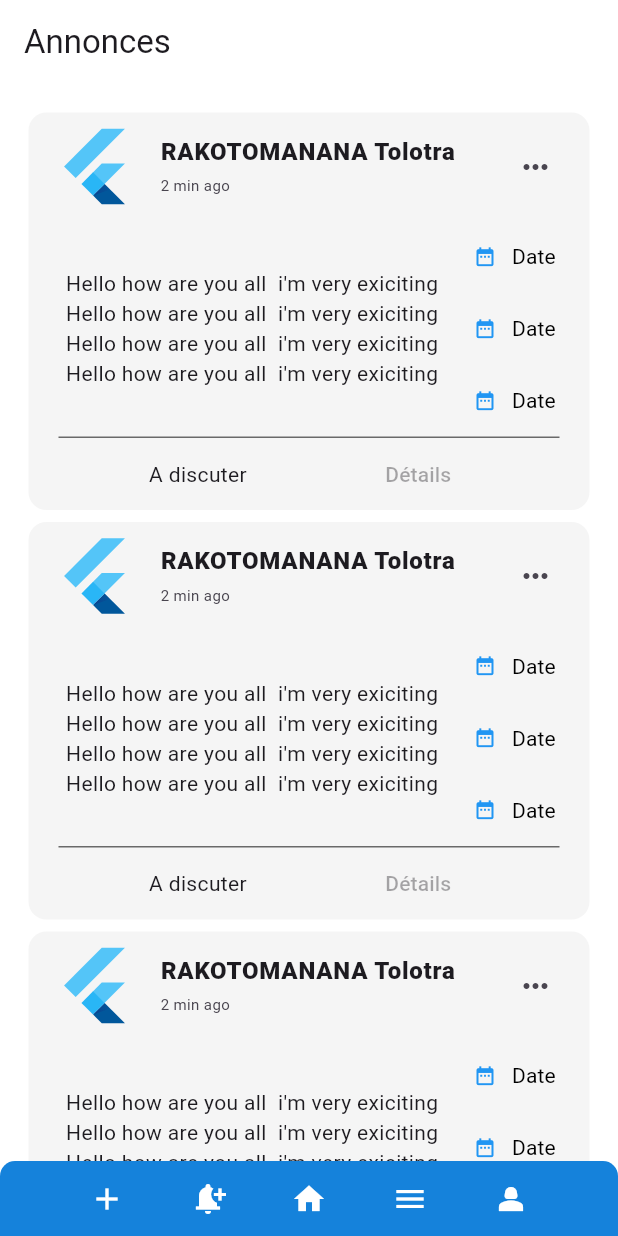
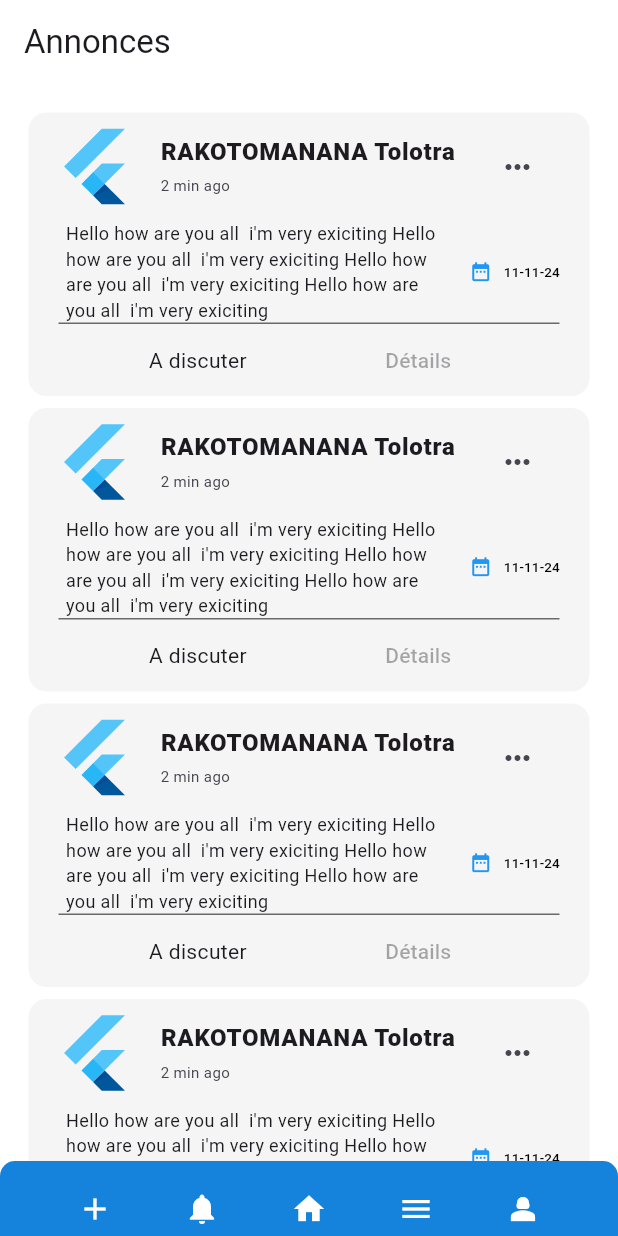
Before and after one commit to fabien-ss/Kandrako, a Flutter app: the screen it shows after launch, on a phone screen of 412 x 824 dp. Run offline on Flutter 3.47's test engine with Material 3 defaults, Android fonts, the phone set to English and light mode, and no system bars.

Commit message:
add annonce option & refactor directory

```diff
--- a/lib/components/annonce/annonceCard.dart
+++ b/lib/components/annonce/annonce_card.dart
@@ -1,58 +1,54 @@
-import 'dart:ui';
+import 'package:flutter/material.dart';
+import 'package:kandrako/components/text/text_icon.dart';
 
-import 'package:flutter/cupertino.dart';
-import 'package:flutter/material.dart';
-import 'package:flutter/painting.dart';
-import 'package:flutter/rendering.dart';
-import 'package:flutter/widgets.dart';
-import 'package:kandrako/components/text/textIcon.dart';
+import 'annonce_option.dart';
 
 class AnnonceCard extends StatelessWidget {
   const AnnonceCard({super.key});
 
   @override
   Widget build(BuildContext context) {
-      List<String> items = [
-      'Item 1',
-      'Item 2',
-      'Item 3',
-      'Item 4',
-      'Item 5',
-    ];
-
-    return const Card(
+    return Card(
       elevation: 0,
-      color: Color.fromARGB(255, 245, 245, 245),
+      color: const Color.fromARGB(255, 245, 245, 245),
       child: Column(
         mainAxisAlignment: MainAxisAlignment.spaceBetween,
         children: [
           ListTile(
-            leading: FlutterLogo(size: 56.0),
-            title: Text(
+            leading: const FlutterLogo(size: 56.0),
+            title:  const Text(
               'RAKOTOMANANA Tolotra',
               style: TextStyle(
                 fontWeight: FontWeight.w900,
                 overflow: TextOverflow.fade
               ),
             ),
-            subtitle: Text(
+            subtitle: const Text(
               '2 min ago',
               style: TextStyle(fontSize: 10)
             ),
-            trailing: Icon(Icons.more_horiz,),
+            trailing: IconButton(
+              icon: const Icon(Icons.more_horiz),
+              onPressed: () => showDialog(
+                context: context,
+                builder: (BuildContext context){
+                  return AnnonceOption();
+                },
+              ),
+            ),
           ),
-          Row(
+          const Row(
             mainAxisAlignment: MainAxisAlignment.spaceEvenly,
             children: [
               Expanded(
+                flex: 1,
                 child: Text(""),
-                flex: 1,
               ),
               Expanded(
                 flex: 10,
                 child: Text(
                   "Hello how are you all  i'm very exiciting Hello how are you all  i'm very exiciting Hello how are you all  i'm very exiciting Hello how are you all  i'm very exiciting",
-                  style: TextStyle(),
+                  style: TextStyle(fontSize: 12),
                 ),
               ),
               Expanded(
@@ -60,31 +56,27 @@ class AnnonceCard extends StatelessWidget {
                 child: ListBody(
                   children: [
                     TextIcon(),
-                    SizedBox(height:  0),
-                    TextIcon(),
-                    SizedBox(height:  0),
-                    TextIcon(),
                   ],
                 ),
               ),
 
             ],
           ),
-          Divider(
+          const Divider(
             height: 1,
             color: Color.fromARGB(255, 105, 105, 105),
             indent: 20,
             endIndent: 20,
           ),
-          Row(
+          const Row(
             mainAxisAlignment: MainAxisAlignment.spaceEvenly,
             children: [
               Text("A discuter"),
               TextButton(
                 onPressed: null,
+                style: ButtonStyle(
+                ),
                 child: Text("Détails"),
-                 style: ButtonStyle(
-                ),
               )
             ],
           )
@@ -93,5 +85,4 @@ class AnnonceCard extends StatelessWidget {
       )
     );
   }
-
 }
--- a/lib/components/annonce/annonceListe.dart
+++ b/lib/components/annonce/annonce_liste.dart
@@ -1,17 +1,16 @@
 import 'package:flutter/material.dart';
-import 'package:kandrako/components/annonce/annonceCard.dart';
-import 'package:kandrako/components/menu/bottomMenu.dart';
+import 'package:kandrako/components/annonce/annonce_card.dart';
+import 'package:kandrako/components/menu/menu_bottom.dart';
 
 class AnnonceListe extends StatelessWidget {
+  const AnnonceListe({super.key});
 
   @override
   Widget build(BuildContext context) {
-    // TODO: implement build
     return MaterialApp(
       home: Scaffold(
-        appBar: AppBar(title: const Text("Annonces",), backgroundColor: Colors.white),
-          backgroundColor: Colors.white,
-
+        appBar: AppBar(title: const Text("Annonces"), backgroundColor: Colors.white),
+         backgroundColor: Colors.white,
         body:
          ListView(
           padding: EdgeInsets.all(15),
--- a/lib/components/menu/bottomMenu.dart
+++ b/lib/components/menu/menu_bottom.dart
@@ -19,11 +19,11 @@ class BottomMenu extends StatelessWidget {
           child: Row(
             mainAxisAlignment: MainAxisAlignment.spaceEvenly,
             children: [
-              Icon(Icons.add, color: Colors.white,),
-              Icon(Icons.notification_add, color: Colors.white),
-              Icon(Icons.home, color: Colors.white),
-              Icon(Icons.menu, color: Colors.white),
-              Icon(Icons.person_2, color: Colors.white),
+              IconButton(onPressed: null, icon: Icon(Icons.add, color: Colors.white,),),
+              IconButton(onPressed: null, icon: Icon(Icons.notifications, color: Colors.white,),),
+              IconButton(onPressed: null, icon: Icon(Icons.home, color: Colors.white,),),
+              IconButton(onPressed: null, icon: Icon(Icons.menu, color: Colors.white,),),
+              IconButton(onPressed: null, icon: Icon(Icons.person_2, color: Colors.white,),)
             ],
           ),
         ),
--- a/lib/components/text/textIcon.dart
+++ /dev/null
@@ -1,21 +0,0 @@
-import 'package:flutter/cupertino.dart';
-import 'package:flutter/material.dart';
-
-class TextIcon extends StatelessWidget{
-  const TextIcon({super.key});
-
-  @override
-  Widget build(BuildContext context) {
-    return const TextButton(
-                      onPressed: null,
-                      child: Row(
-                          mainAxisAlignment: MainAxisAlignment.spaceEvenly,
-                          children: [
-                            Icon(Icons.date_range, applyTextScaling: true, size: 15, color: Colors.blue,),
-                            Text("Date", style: TextStyle(color: Colors.black, fontWeight: FontWeight.normal),)
-                          ]
-                        )
-                    );
-  }
-
-}
--- /dev/null
+++ b/lib/components/text/text_icon.dart
@@ -0,0 +1,21 @@
+import 'package:flutter/cupertino.dart';
+import 'package:flutter/material.dart';
+
+class TextIcon extends StatelessWidget{
+  const TextIcon({super.key});
+
+  @override
+  Widget build(BuildContext context) {
+    return const TextButton(
+      onPressed: null,
+      child: Row(
+          mainAxisAlignment: MainAxisAlignment.spaceEvenly,
+          children: [
+            Icon(Icons.date_range, applyTextScaling: true, size: 15, color: Colors.blue,),
+            Text("11-11-24", style: TextStyle(color: Colors.black, fontSize: 9),)
+          ]
+        )
+    );
+  }
+
+}
--- a/lib/main.dart
+++ b/lib/main.dart
@@ -1,5 +1,5 @@
 import 'package:flutter/material.dart';
-import 'package:kandrako/components/annonce/annonceListe.dart';
+import 'package:kandrako/components/annonce/annonce_liste.dart';
 
 /// Flutter code sample for [Card].
 
```
Also changed, not shown: lib/components/annonce/annonceOption.dart (deleted, +0 -13 lines), lib/components/annonce/annonce_option.dart (added, +43 -0 lines), lib/components/button/button_customized.dart (added, +19 -0 lines), lib/components/annonce/annonce_create.dart (added), lib/components/annonce/annonce_state.dart (added), lib/components/annonce/annonce_update.dart (added), lib/components/button/button_danger.dart (added), lib/components/button/button_primary.dart (added), lib/components/button/button_warning.dart (added), 1 other file.
